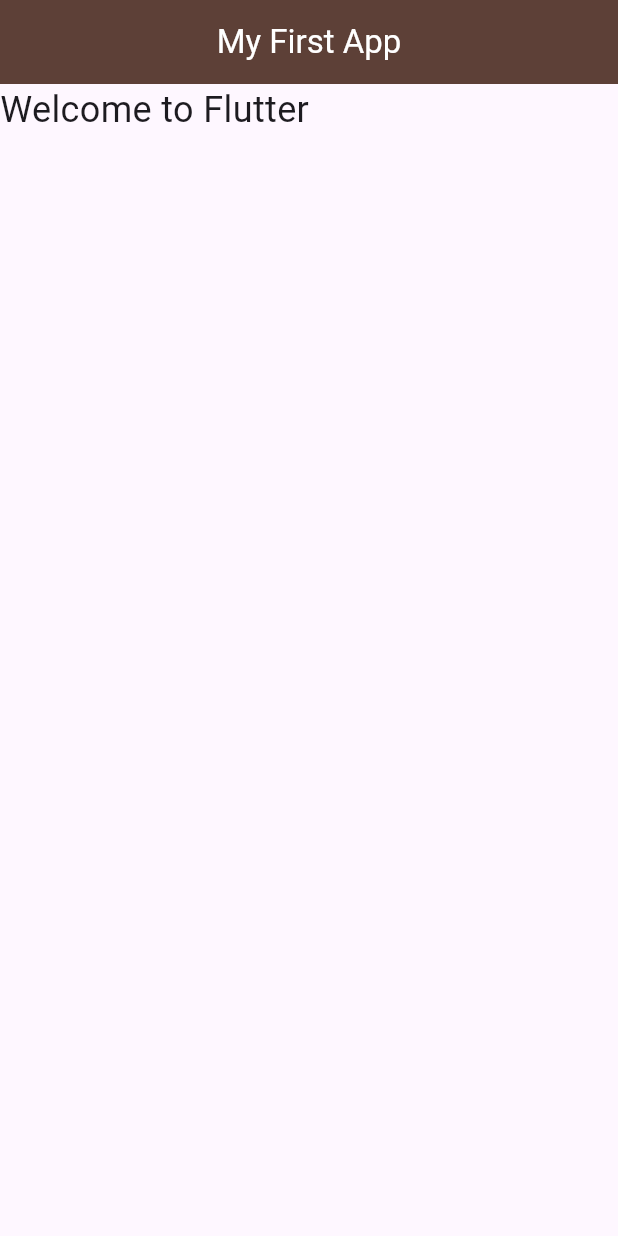
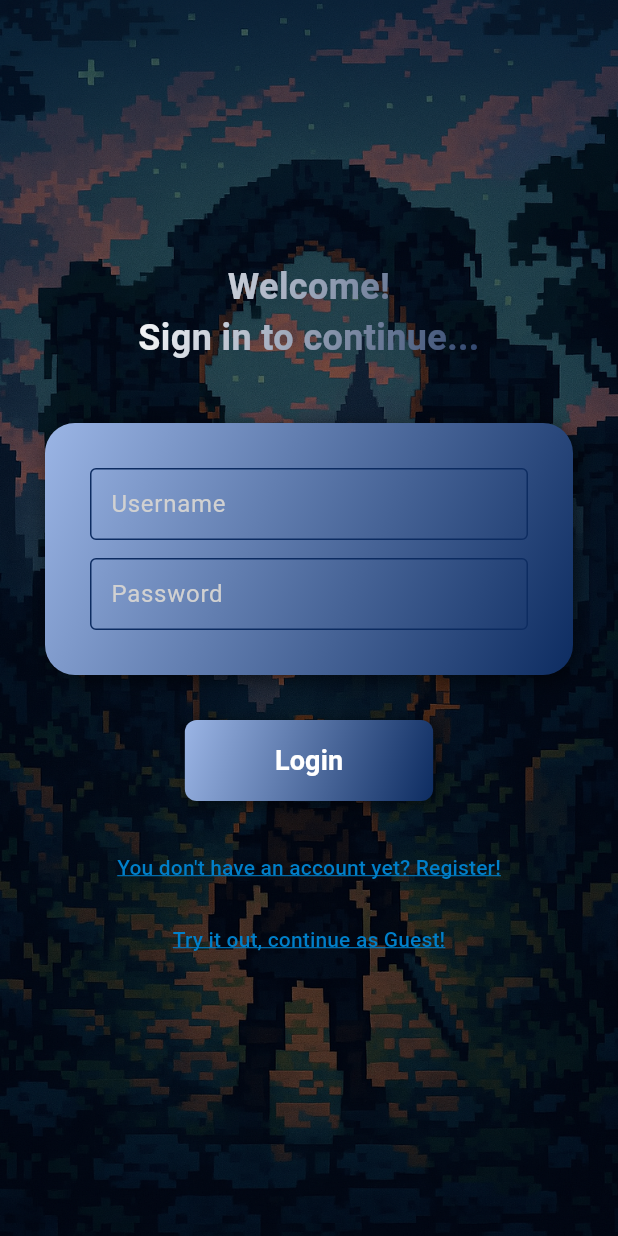
Before and after one commit to Lorenzo7991/first-flutter-project, a Flutter app: the screen it shows after launch, on a phone screen of 412 x 824 dp. Run offline on Flutter 3.47's test engine with Material 3 defaults, Android fonts, the phone set to English and light mode, and no system bars.

Commit message:
add custom login page

```diff
--- a/lib/app/home.dart
+++ b/lib/app/home.dart
@@ -1,23 +1,22 @@
 import 'package:flutter/material.dart';
+import 'widgets/app_container.dart';
 
-
-class Home extends StatelessWidget {
-  const Home({super.key});
+class HomePage extends StatelessWidget {
+  const HomePage({super.key});
 
   @override
   Widget build(BuildContext context) {
-    return Scaffold(
-      appBar: AppBar(
-        title: const Text('My First App'),
-        foregroundColor: Colors.white,
-        backgroundColor: Colors.brown[700],
-        centerTitle: true,
+    return const AppContainer(
+      child: Column(
+        mainAxisAlignment: MainAxisAlignment.center,
+        children: [
+          Text(
+            'Benvenuto nel tuo mondo RPG!',
+            style: TextStyle(fontSize: 24),
+            textAlign: TextAlign.center,
+          ),
+        ],
       ),
-      body: const Text(
-        'Welcome to Flutter',
-         style:
-         TextStyle(fontSize: 24)
-         ),
     );
   }
 }
--- /dev/null
+++ b/lib/app/login.dart
@@ -0,0 +1,186 @@
+import 'package:flutter/material.dart';
+import 'widgets/app_container.dart';
+
+
+class LoginPage extends StatelessWidget {
+  const LoginPage({super.key});
+
+  @override
+  Widget build(BuildContext context) {
+    final TextEditingController usernameController = TextEditingController();
+    final TextEditingController passwordController = TextEditingController();
+
+    return Scaffold(
+      body: Stack(
+        fit: StackFit.expand,
+        children: [
+          // Background image
+          Image.asset(
+            'assets/images/login_background_3.png',
+            fit: BoxFit.cover,
+          ),
+
+          // Semi-transparent overlay
+          Container(color: Colors.black.withValues(alpha: 0.4)),
+
+          // Main content
+          AppContainer(
+            child: Column(
+              mainAxisAlignment: MainAxisAlignment.center,
+              children: [
+                ShaderMask(
+                  shaderCallback: (bounds) => const LinearGradient(
+                    colors: [
+                      Color.fromARGB(255, 255, 255, 255),
+                      Color.fromARGB(255, 47, 69, 109),
+                    ],
+                    begin: Alignment.topLeft,
+                    end: Alignment.bottomRight,
+                  ).createShader(bounds),
+                  child: const Text(
+                    'Welcome!\nSign in to continue...',
+                    textAlign: TextAlign.center,
+                    style: TextStyle(
+                      fontSize: 24,
+                      fontWeight: FontWeight.bold,
+                      color: Colors.white,
+                    ),
+                  ),
+                ),
+                const SizedBox(height: 40),
+               Container(
+                decoration: BoxDecoration(
+                  gradient: const LinearGradient(
+                    colors: [Color.fromARGB(255, 155, 181, 229), Color.fromARGB(255, 13, 44, 97)],
+                    begin: Alignment.topLeft,
+                    end: Alignment.bottomRight,
+                  ),
+                  borderRadius: BorderRadius.circular(20),
+                  boxShadow: const [
+                    BoxShadow(
+                      color: Colors.black54,
+                      blurRadius: 10,
+                      offset: Offset(3, 3),
+                    ),
+                  ],
+                ),
+                child: Padding(
+                  padding: const EdgeInsets.all(30),
+                  child: Column(
+                    children: [
+                      TextField(
+                        controller: usernameController,
+                        style: const TextStyle(color: Colors.white),
+                        decoration: const InputDecoration(
+                          labelText: 'Username',
+                          labelStyle: TextStyle(color: Color.fromARGB(255, 209, 209, 209)),
+                          hintText: 'Enter your username',
+                          hintStyle: TextStyle(color: Color.fromARGB(255, 209, 209, 209)),
+                          enabledBorder: OutlineInputBorder(
+                            borderSide: BorderSide(color: Color.fromARGB(255, 13, 44, 97)),
+                          ),
+                          focusedBorder: OutlineInputBorder(
+                            borderSide: BorderSide(color: Color.fromARGB(255, 13, 44, 97), width: 2),
+                          ),
+                          border: OutlineInputBorder(),
+                          contentPadding: EdgeInsets.symmetric(vertical: 8, horizontal: 10),
+                        ),
+                      ),
+                      const SizedBox(height: 12),
+                      TextField(
+                        controller: passwordController,
+                        obscureText: true,
+                        style: const TextStyle(color: Colors.white),
+                        decoration: const InputDecoration(
+                          labelText: 'Password',
+                          labelStyle: TextStyle(color: Color.fromARGB(255, 209, 209, 209)),
+                          hintText: 'Enter your password',
+                          hintStyle: TextStyle(color: Color.fromARGB(255, 209, 209, 209)),
+                          enabledBorder: OutlineInputBorder(
+                            borderSide: BorderSide(color: Color.fromARGB(255, 13, 44, 97)),
+                          ),
+                          focusedBorder: OutlineInputBorder(
+                            borderSide: BorderSide(color: Color.fromARGB(255, 13, 44, 97), width: 2),
+                          ),
+                          border: OutlineInputBorder(),
+                          contentPadding: EdgeInsets.symmetric(vertical: 8, horizontal: 10),
+                        ),
+                      ),
+                    ],
+                  ),
+                ),
+              ),
+              const SizedBox(height: 30),
+
+                Container(
+                  decoration: BoxDecoration(
+                    gradient: const LinearGradient(
+                      colors: [
+                        Color.fromARGB(255, 155, 181, 229),
+                        Color.fromARGB(255, 13, 44, 97),
+                      ],
+                      begin: Alignment.topLeft,
+                      end: Alignment.bottomRight,
+                    ),
+                    borderRadius: BorderRadius.circular(8),
+                    boxShadow: const [
+                      BoxShadow(
+                        color: Colors.black54,
+                        blurRadius: 8,
+                        offset: Offset(2, 2),
+                      ),
+                    ],
+                  ),
+                  child: ElevatedButton(
+                    style: ElevatedButton.styleFrom(
+                      backgroundColor: Colors.transparent,
+                      shadowColor: Colors.transparent,
+                      shape: RoundedRectangleBorder(
+                        borderRadius: BorderRadius.circular(8),
+                      ),
+                      padding: const EdgeInsets.symmetric(horizontal: 60, vertical: 14),
+                    ),
+                    onPressed: () => Navigator.pushNamed(context, '/home'),
+                    child: const Text(
+                      'Login',
+                      style: TextStyle(
+                        color: Colors.white,
+                        fontSize: 18,
+                        fontWeight: FontWeight.bold,
+                      ),
+                    ),
+                  ),
+                ),
+                const SizedBox(height: 20),
+
+                TextButton(
+                  onPressed: () => Navigator.pushNamed(context, '/register'),
+                  child: const Text(
+                    'You don\'t have an account yet? Register!',
+                    style: TextStyle(
+                      color: Color.fromARGB(255, 0, 127, 201),
+                      decoration: TextDecoration.underline,
+                      decorationColor: Color.fromARGB(255, 0, 127, 201),
+                    ),
+                  ),
+                ),
+
+                TextButton(
+                  onPressed: () => Navigator.pushNamed(context, '/home'),
+                  child: const Text(
+                    'Try it out, continue as Guest!',
+                   style: TextStyle(
+                      color: Color.fromARGB(255, 0, 127, 201),
+                      decoration: TextDecoration.underline,
+                      decorationColor: Color.fromARGB(255, 0, 127, 201),
+                    ),
+                  ),
+                ),
+              ],
+            ),
+          ),
+        ],
+      ),
+    );
+  }
+}
--- /dev/null
+++ b/lib/app/register.dart
@@ -0,0 +1,29 @@
+import 'package:flutter/material.dart';
+import 'widgets/app_container.dart';
+
+class RegisterPage extends StatelessWidget {
+  const RegisterPage({super.key});
+
+  @override
+  Widget build(BuildContext context) {
+    return AppContainer(
+      child: Column(
+        mainAxisAlignment: MainAxisAlignment.center,
+        children: [
+          const Text('Create a new account', style: TextStyle(fontSize: 22)),
+          const SizedBox(height: 20),
+          const TextField(decoration: InputDecoration(labelText: 'Username')),
+          const TextField(
+            decoration: InputDecoration(labelText: 'Password'),
+            obscureText: true,
+          ),
+          const SizedBox(height: 30),
+          ElevatedButton(
+            onPressed: () => Navigator.pushReplacementNamed(context, '/home'),
+            child: const Text('Create Account'),
+          ),
+        ],
+      ),
+    );
+  }
+}
--- /dev/null
+++ b/lib/app/widgets/app_container.dart
@@ -0,0 +1,23 @@
+import 'package:flutter/material.dart';
+
+class AppContainer extends StatelessWidget {
+  final Widget child;
+
+  const AppContainer({
+    super.key,
+    required this.child,
+  });
+
+  @override
+  Widget build(BuildContext context) {
+    return Center(
+      child: ConstrainedBox(
+        constraints: const BoxConstraints(maxWidth: 400),
+        child: Padding(
+          padding: const EdgeInsets.all(24.0),
+          child: child,
+        ),
+      ),
+    );
+  }
+}
--- a/lib/main.dart
+++ b/lib/main.dart
@@ -1,8 +1,26 @@
+import 'package:first_flutter_project/app/home.dart';
+import 'package:first_flutter_project/app/login.dart';
+import 'package:first_flutter_project/app/register.dart';
 import 'package:flutter/material.dart';
-import 'package:first_flutter_project/app/home.dart';
 
 void main() {
-  runApp(const MaterialApp(
-    home: Home(),
-  ));
+  runApp(const MyApp());
 }
+
+class MyApp extends StatelessWidget {
+  const MyApp({super.key});
+
+  @override
+  Widget build(BuildContext context) {
+    return MaterialApp(
+      title: 'RPG Demo',
+      theme: ThemeData(primarySwatch: Colors.brown),
+      initialRoute: '/',
+      routes: {
+        '/': (context) => const LoginPage(),
+        '/register': (context) => const RegisterPage(),
+        '/home': (context) => const HomePage(),
+      },
+    );
+  }
+}
```
Also changed, not shown: assets/images/login_background_3.png (added), lib/app/login/register.dart (deleted), lib/app/widgets/fantasy_border_shape.dart (added).
